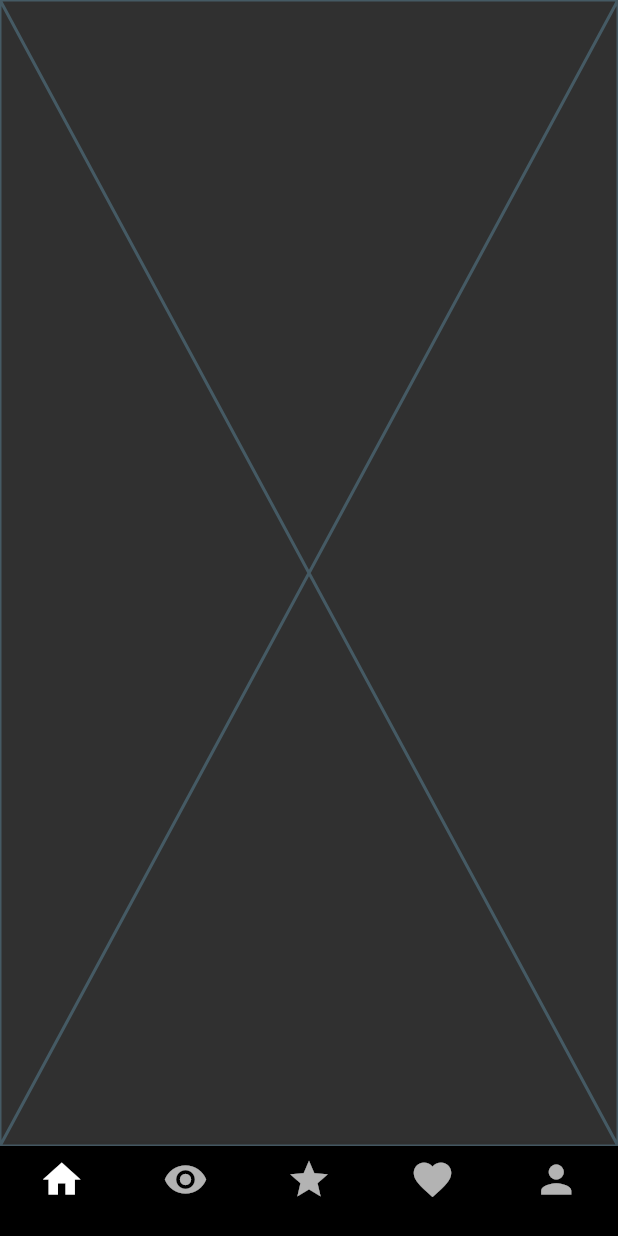
After one commit to hidechy/flutter_udemy_tinder_clone, a Flutter app: the screen it shows once a user with an empty profile is signed in, on a phone screen of 412 x 824 dp. The commit adds this screen. Run offline on Flutter 3.47's test engine with Material 2 defaults, Android fonts, the phone set to English and light mode, and no system bars; our stand-ins replace cloud_firestore, firebase_auth, firebase_core, firebase_storage, get, image_picker; accounts and stored records are empty; network calls fail.

```diff
--- a/lib/screens/home_screen.dart
+++ b/lib/screens/home_screen.dart
@@ -1,19 +1,48 @@
 import 'package:flutter/material.dart';
 
-class HomeScreen extends StatelessWidget {
+import 'favorite_sent_favorite_received_screen.dart';
+import 'like_sent_like_received_screen.dart';
+import 'swipping_screen.dart';
+import 'user_details_screen.dart';
+import 'view_sent_view_received_screen.dart';
+
+class HomeScreen extends StatefulWidget {
   const HomeScreen({super.key});
+
+  @override
+  State<HomeScreen> createState() => _HomeScreenState();
+}
+
+class _HomeScreenState extends State<HomeScreen> {
+  int screenIndex = 0;
+
+  List<Widget> tabScreensList = [
+    const SwippingScreen(),
+    const ViewSentViewReceivedScreen(),
+    const FavoriteSentFavoriteReceivedScreen(),
+    const LikeSentLikeReceivedScreen(),
+    const UserDetailsScreen(),
+  ];
 
   ///
   @override
   Widget build(BuildContext context) {
-    return const Scaffold(
-      body: SafeArea(
-        child: Column(
-          children: [
-            Text('HomeScreen'),
-          ],
-        ),
+    return Scaffold(
+      bottomNavigationBar: BottomNavigationBar(
+        onTap: (indexNumber) => setState(() => screenIndex = indexNumber),
+        type: BottomNavigationBarType.fixed,
+        backgroundColor: Colors.black,
+        selectedItemColor: Colors.white,
+        currentIndex: screenIndex,
+        items: const [
+          BottomNavigationBarItem(icon: Icon(Icons.home, size: 30), label: ''),
+          BottomNavigationBarItem(icon: Icon(Icons.remove_red_eye, size: 30), label: ''),
+          BottomNavigationBarItem(icon: Icon(Icons.star, size: 30), label: ''),
+          BottomNavigationBarItem(icon: Icon(Icons.favorite, size: 30), label: ''),
+          BottomNavigationBarItem(icon: Icon(Icons.person, size: 30), label: ''),
+        ],
       ),
+      body: tabScreensList[screenIndex],
     );
   }
 }
--- /dev/null
+++ b/lib/screens/swipping_screen.dart
@@ -0,0 +1,11 @@
+import 'package:flutter/material.dart';
+
+class SwippingScreen extends StatelessWidget {
+  const SwippingScreen({super.key});
+
+  ///
+  @override
+  Widget build(BuildContext context) {
+    return const Placeholder();
+  }
+}
```
Also changed, not shown: lib/screens/favorite_sent_favorite_received_screen.dart (added, +11 -0 lines), lib/screens/like_sent_like_received_screen.dart (added, +11 -0 lines), lib/screens/login_screen.dart (+9 -3 lines), lib/screens/user_details_screen.dart (added, +38 -0 lines), lib/screens/view_sent_view_received_screen.dart (added, +11 -0 lines).
